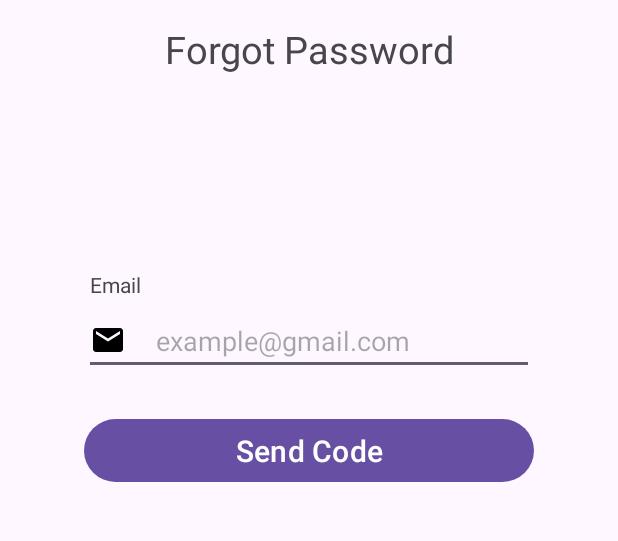
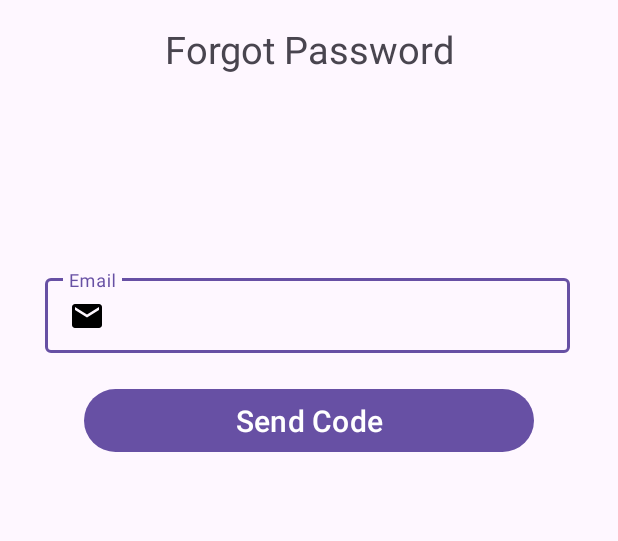
Before and after one commit to jamessysystem/Mojivet-Android, an Android app: the fragment ForgotPassword shown on its own in the app's theme, on a phone screen of 412 x 824 dp, the part 226-767 px from its top. Run offline under Robolectric (Android 15) with nearby library versions, the phone set to English and light mode, and no system bars.

Commit message:
fixed fragment_appointment.xml v1
Signed-off-by: Jamessysystem <smenardjames@gmail.com>

```diff
--- a/app/src/main/res/layout/fragment_about_us.xml
+++ b/app/src/main/res/layout/fragment_about_us.xml
@@ -14,10 +14,9 @@
             android:layout_width="50dp"
             android:layout_height="50dp"
             android:layout_marginTop="45dp"
-            android:layout_marginLeft="20dp"
+            android:layout_marginStart="20dp"
             android:src="@drawable/borger"
-            >
-
+            android:contentDescription="@string/cats_and_dogs">
         </ImageView>
 
         <TextView
--- a/app/src/main/res/layout/fragment_appointment.xml
+++ b/app/src/main/res/layout/fragment_appointment.xml
@@ -4,6 +4,7 @@
     android:layout_width="match_parent"
     android:layout_height="match_parent"
     tools:context=".nav_bottom.Appointment"
+    android:gravity="center"
     android:orientation="vertical">
 
     <!-- TODO: Update blank fragment layout -->
@@ -42,7 +43,8 @@
 
         </com.google.android.material.textfield.TextInputLayout>
 
-        <EditText
+        <Spinner
+            android:id="@+id/spin_date"
             android:layout_width="350dp"
             android:layout_height="55dp"
             android:hint="@string/date"
@@ -81,7 +83,7 @@
         <Spinner
             android:id="@+id/spin_vet"
             android:text="@string/choose_veterinarian"
-            android:layout_width="350dp"
+            android:layout_width="match_parent"
             android:layout_height="55dp"
             android:layout_marginTop="340dp"
             android:layout_marginStart="30dp">
--- a/app/src/main/res/layout/fragment_forgot_password.xml
+++ b/app/src/main/res/layout/fragment_forgot_password.xml
@@ -3,6 +3,7 @@
     xmlns:tools="http://schemas.android.com/tools"
     android:layout_width="match_parent"
     android:layout_height="match_parent"
+    xmlns:app="http://schemas.android.com/apk/res-auto"
     android:orientation="vertical"
     tools:context=".login.ForgotPassword">
 
@@ -31,31 +32,28 @@
         android:layout_width="match_parent"
         android:layout_height="130dp"/>
 
-    <TextView
-        android:layout_width="match_parent"
-        android:layout_height="wrap_content"
-        android:text="@string/email"
-        android:layout_marginLeft="60dp"/>
 
-    <EditText
-        android:layout_width="300dp"
-        android:layout_height="wrap_content"
-        android:layout_margin="5sp"
-        android:drawableLeft="@drawable/baseline_email_24"
-        android:drawablePadding="20dp"
-        android:hint="@string/example_gmail_com"
-        android:inputType="textEmailAddress"
-        android:layout_gravity="center"/>
+    <com.google.android.material.textfield.TextInputLayout
+        android:layout_width="350dp"
+        android:layout_height="55dp"
+        android:hint="@string/email"
+        android:layout_marginStart="30dp"
+        android:textAlignment="viewStart">
 
-    <View
-        android:layout_width="match_parent"
-        android:layout_height="20dp"/>
+        <com.google.android.material.textfield.TextInputEditText
+            android:layout_width="match_parent"
+            android:layout_height="wrap_content"
+            android:drawableStart="@drawable/baseline_email_24"
+            android:drawablePadding="10dp"/>
+
+    </com.google.android.material.textfield.TextInputLayout>
 
     <Button
         android:layout_width="300dp"
         android:layout_height="50dp"
         android:textSize="20sp"
         android:text="@string/send_code"
+        android:layout_marginTop="20dp"
         android:layout_gravity="center"/>
 
 </LinearLayout>
--- a/app/src/main/res/values/strings.xml
+++ b/app/src/main/res/values/strings.xml
@@ -31,4 +31,5 @@
     <string name="submit">Submit</string>
     <string name="concern">Concern</string>
     <string name="choose_veterinarian">Choose Veterinarian</string>
+    <string name="cats_and_dogs">Cats and dogs</string>
 </resources>
```
Also changed, not shown: app/src/main/java/com/example/mojivet/nav_bottom/Appointment.kt (+28 -0 lines).
